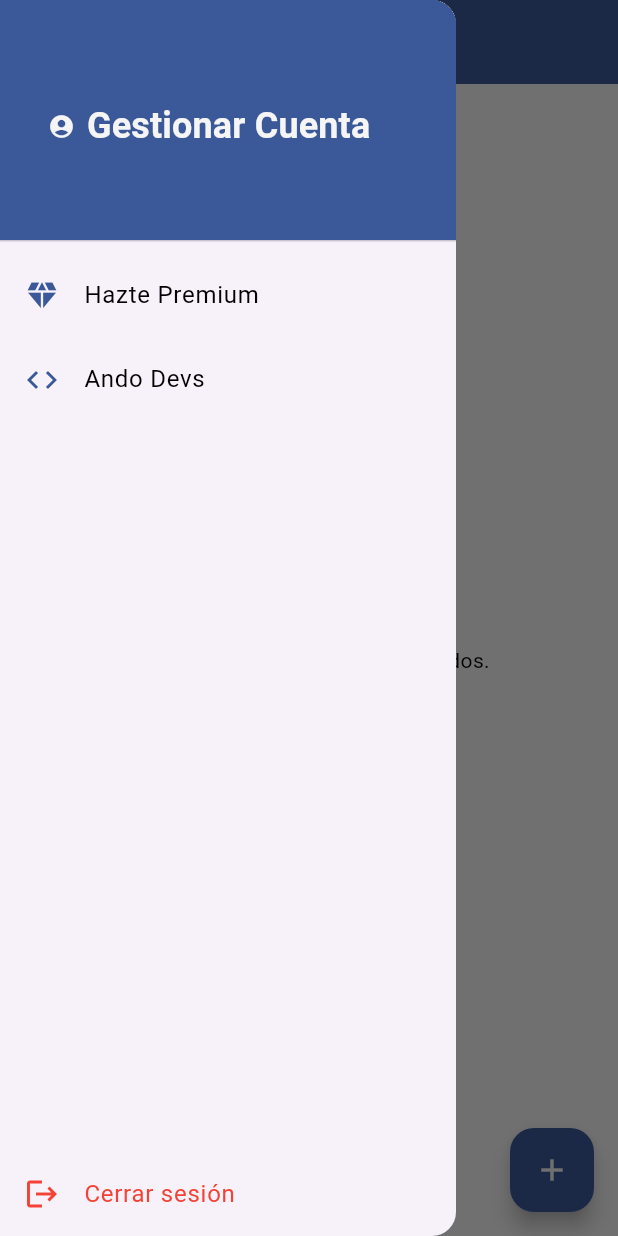
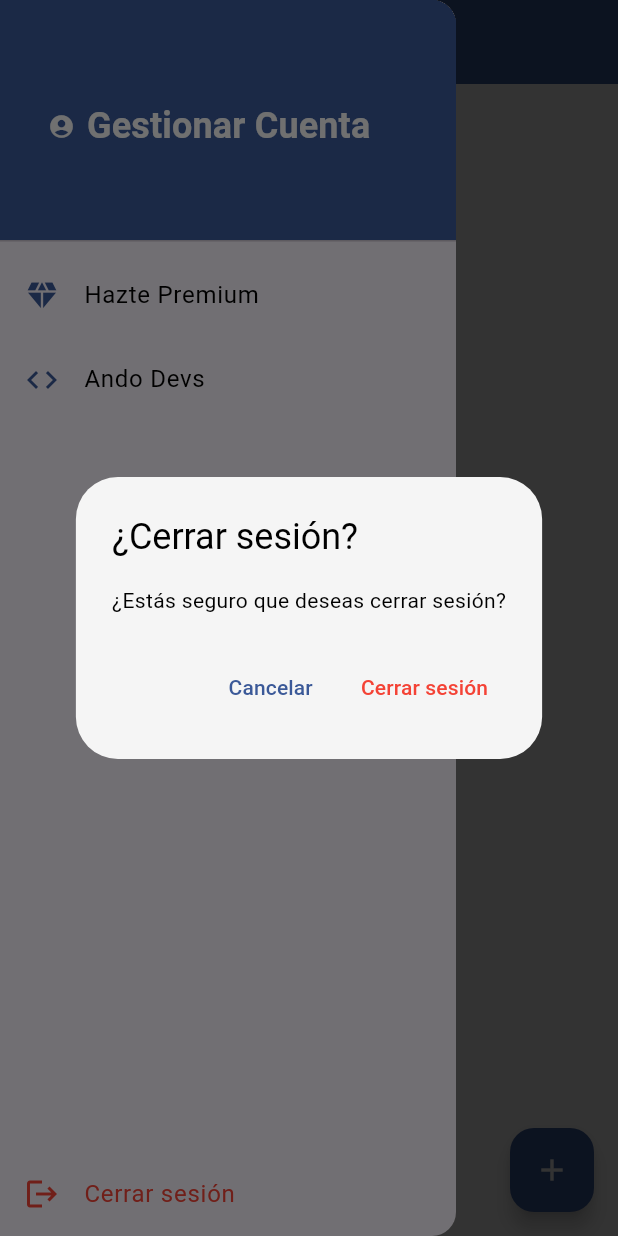
Before and after one commit to J-Manriquez/control_gastos, a Flutter app: the ExpenseGroupsScreen screen opened directly with empty values, in the side drawer, after a tap on "Cerrar sesión", on a phone screen of 412 x 824 dp. Run offline on Flutter 3.47's test engine with Material 3 defaults, Android fonts, the phone set to English and light mode, and no system bars; our stand-ins replace cloud_firestore, firebase_auth, firebase_core, logger, shared_preferences; accounts and stored records are empty.

Commit message:
cerrar sesion listo

```diff
--- a/lib/screens/gastos/gastos_screen.dart
+++ b/lib/screens/gastos/gastos_screen.dart
@@ -2,6 +2,7 @@ import 'package:control_gastos/models/gastos_model.dart';
 import 'package:control_gastos/screens/cuenta/user_profile_screen.dart';
 import 'package:control_gastos/screens/gastos/edicion_gastos.dart';
 import 'package:control_gastos/screens/gastos/insercion_gastos_sc.dart';
+import 'package:control_gastos/screens/inicio/welcome_screen.dart';
 import 'package:control_gastos/services/auth_service.dart';
 import 'package:control_gastos/services/provider_colors.dart'; // Importa el proveedor de colores
 import 'package:control_gastos/utils/custom_logger.dart';
@@ -412,12 +413,85 @@ class _ExpenseGroupsScreenState extends State<ExpenseGroupsScreen> {
           ListTile(
             leading:
                 Icon(Icons.logout, color: colorProvider.colors.negativeColor),
-            title: Text('Cerrar sesión',
-                style: TextStyle(color: colorProvider.colors.negativeColor)),
-            onTap: () {
-              AuthService().signOut();
-              Navigator.of(context)
-                  .pushNamedAndRemoveUntil('/login', (route) => false);
+            title: Text(
+              'Cerrar sesión',
+              style: TextStyle(color: colorProvider.colors.negativeColor),
+            ),
+            onTap: () async {
+              try {
+                // Mostrar diálogo de confirmación
+                final bool? confirmar = await showDialog<bool>(
+                  context: context,
+                  builder: (BuildContext context) {
+                    return AlertDialog(
+                      backgroundColor: colorProvider.colors.backgroundColor,
+                      title: Text(
+                        '¿Cerrar sesión?',
+                        style: TextStyle(
+                            color: colorProvider.colors.primaryTextColor),
+                      ),
+                      content: Text(
+                        '¿Estás seguro que deseas cerrar sesión?',
+                        style: TextStyle(
+                            color: colorProvider.colors.primaryTextColor),
+                      ),
+                      actions: [
+                        TextButton(
+                          onPressed: () => Navigator.of(context).pop(false),
+                          child: Text(
+                            'Cancelar',
+                            style: TextStyle(
+                                color: colorProvider.colors.appBarColor),
+                          ),
+                        ),
+                        TextButton(
+                          onPressed: () => Navigator.of(context).pop(true),
+                          child: Text(
+                            'Cerrar sesión',
+                            style: TextStyle(
+                                color: colorProvider.colors.negativeColor),
+                          ),
+                        ),
+                      ],
+                    );
+                  },
+                );
+
+                if (confirmar == true) {
+                  // Mostrar indicador de carga
+                  showDialog(
+                    context: context,
+                    barrierDismissible: false,
+                    builder: (BuildContext context) {
+                      return Center(
+                        child: CircularProgressIndicator(
+                          color: colorProvider.colors.appBarColor,
+                        ),
+                      );
+                    },
+                  );
+
+                  // Cerrar sesión
+                  await AuthService().signOut();
+
+                  // Cerrar el indicador de carga
+                  Navigator.of(context).pop();
+
+                  // Navegar a la pantalla de bienvenida y limpiar el stack de navegación
+                  Navigator.of(context).pushAndRemoveUntil(
+                    MaterialPageRoute(builder: (context) => WelcomeScreen()),
+                    (Route<dynamic> route) => false,
+                  );
+                }
+              } catch (e) {
+                // Manejar errores
+                ScaffoldMessenger.of(context).showSnackBar(
+                  SnackBar(
+                    content: Text('Error al cerrar sesión: $e'),
+                    backgroundColor: colorProvider.colors.negativeColor,
+                  ),
+                );
+              }
             },
           ),
         ],
--- a/lib/services/auth_service.dart
+++ b/lib/services/auth_service.dart
@@ -1,4 +1,5 @@
 import 'package:control_gastos/services/migration_service.dart';
+import 'package:control_gastos/utils/custom_logger.dart';
 import 'package:firebase_auth/firebase_auth.dart';
 import 'package:shared_preferences/shared_preferences.dart';
 
@@ -68,10 +69,27 @@ class AuthService {
       return null;
     }
   }
-  // Método para cerrar sesión
+  // Método actualizado para cerrar sesión
   Future<void> signOut() async {
-    await _auth.signOut();
+    try {
+      CustomLogger().logInfo('Iniciando proceso de cierre de sesión');
+
+      // Limpiar SharedPreferences
+      final prefs = await SharedPreferences.getInstance();
+      await prefs.clear(); // Limpia todas las preferencias
+      // O si prefieres ser más específico:
+      // await prefs.remove(USER_UID_KEY);
+
+      // Cerrar sesión en Firebase
+      await _auth.signOut();
+
+      CustomLogger().logInfo('Sesión cerrada exitosamente');
+    } catch (e) {
+      CustomLogger().logError('Error al cerrar sesión: $e');
+      throw Exception('Error al cerrar sesión: $e');
+    }
   }
+
 
   // Método para obtener el usuario actualmente autenticado
   User? get currentUser => _auth.currentUser;
```
